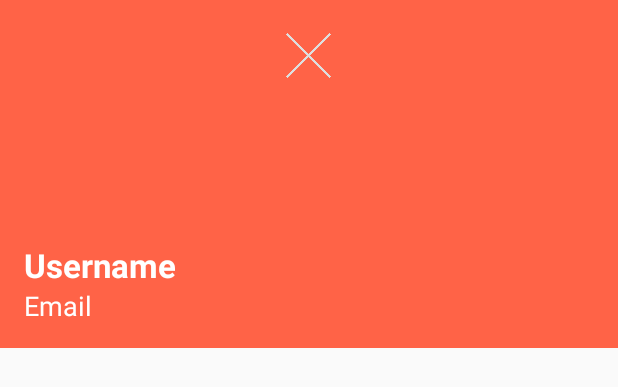
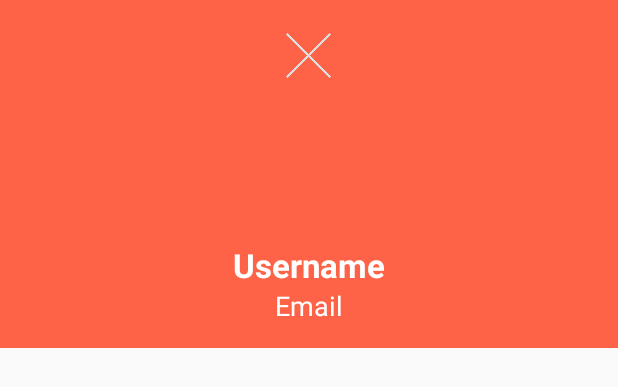
Before and after one commit to phat347/PhatLORD, an Android app: the layout nav_header.xml on its own in the app's theme, with its tools: preview values and no code run, on a phone screen of 412 x 824 dp. Shown: the top 387 px of the screen. Run offline under Robolectric (Android 15) with nearby library versions, the phone set to English and light mode, and no system bars.

```diff
--- a/app/src/main/res/layout/fragment_search.xml
+++ b/app/src/main/res/layout/fragment_search.xml
@@ -47,7 +47,7 @@
             android:layout_width="wrap_content"
             android:layout_height="wrap_content"
             android:textSize="10pt"
-            android:text="Không tìm thấy!"
+            android:text="@string/no_result"
 
             />
     </LinearLayout>
--- a/app/src/main/res/layout/nav_header.xml
+++ b/app/src/main/res/layout/nav_header.xml
@@ -21,6 +21,7 @@
         android:layout_gravity="center"
         android:layout_marginBottom="10dp" />
     <TextView
+        android:gravity="center"
         android:transitionName="username_transition"
         android:id="@+id/tv_username"
         android:layout_width="match_parent"
@@ -30,6 +31,7 @@
         android:textColor="@color/white"
         android:textSize="10pt"/>
     <TextView
+        android:gravity="center"
         android:transitionName="email_transition"
         android:id="@+id/tv_email"
         android:layout_width="match_parent"
--- a/app/src/main/res/values/strings.xml
+++ b/app/src/main/res/values/strings.xml
@@ -24,4 +24,5 @@
     <string name="sign_in_btn">Sign in</string>
     <string name="sign_in_with_facebook">Sign in with Facebook</string>
     <string name="sign_in_with_google">Sign in with Google</string>
+    <string name="no_result">No result found!</string>
 </resources>
```
Also changed, not shown: 1 other file.
